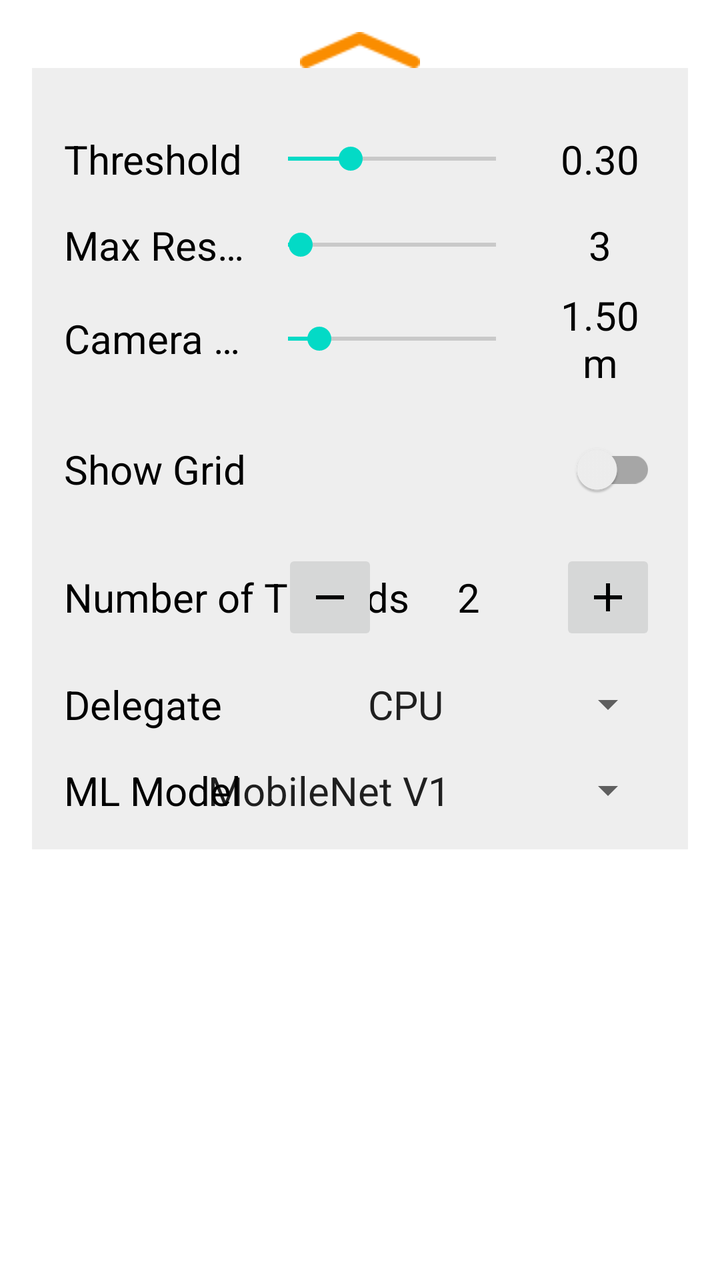
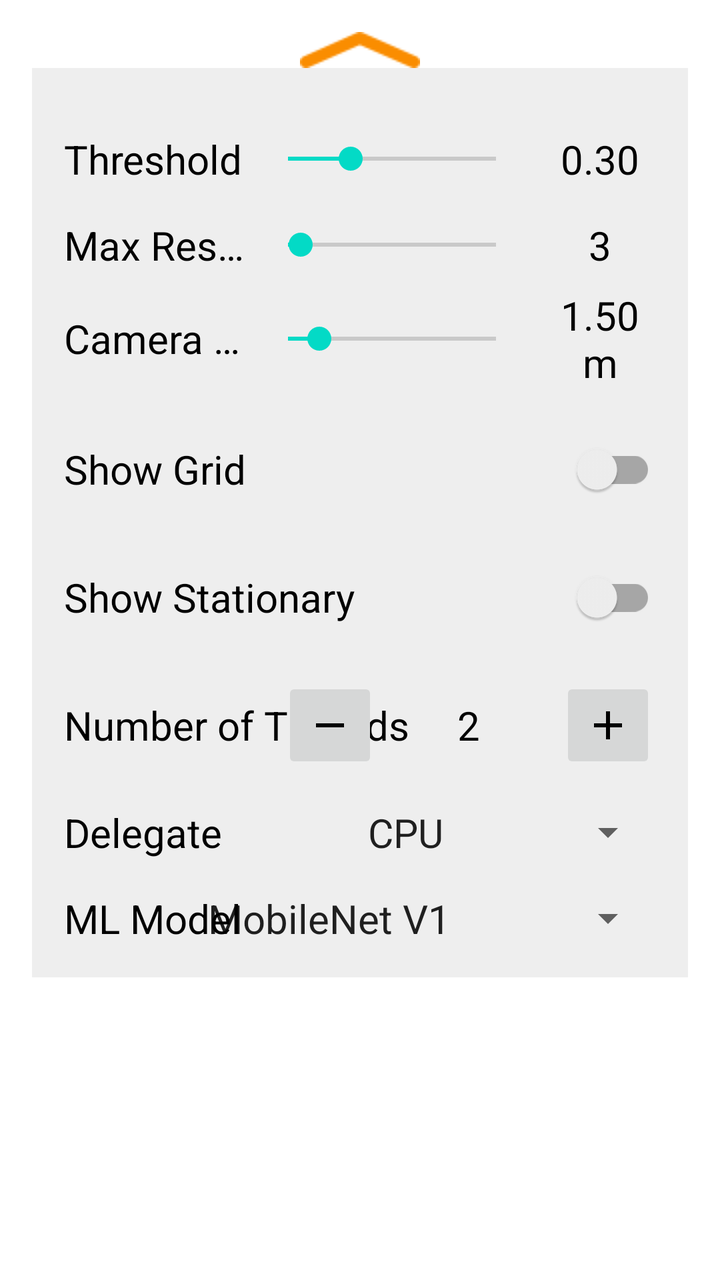

Two renders of the same Android screen: before a commit and after it. Below are the layout's source before the change and the commit's diff.
<!-- AndroidManifest.xml: fallback theme Theme.MaterialComponents.DayNight.NoActionBar -->
<!-- res/layout/info_bottom_sheet.xml -->
<androidx.core.widget.NestedScrollView xmlns:android="http://schemas.android.com/apk/res/android"
    xmlns:app="http://schemas.android.com/apk/res-auto"
    android:id="@+id/bottom_sheet_layout"
    android:layout_width="match_parent"
    android:layout_gravity="center_horizontal"
    android:background="@android:color/transparent"
    android:gravity="center_horizontal"
    android:orientation="vertical"
    android:padding="@dimen/bottom_sheet_padding"
    android:layout_height="wrap_content"
    app:behavior_hideable="false"
    app:behavior_peekHeight="30dp"
    app:layout_behavior="com.google.android.material.bottomsheet.BottomSheetBehavior">

    <androidx.appcompat.widget.LinearLayoutCompat
        android:orientation="vertical"
        android:layout_width="match_parent"
        android:layout_height="match_parent">

        
        <RelativeLayout
            android:layout_height="wrap_content"
            android:layout_width="match_parent"
            android:background="@android:color/transparent">
            <ImageView
                android:layout_width="wrap_content"
                android:layout_height="wrap_content"
                android:layout_centerHorizontal="true"
                android:layout_centerVertical="true"
                android:src="@drawable/icn_chevron_up"
                android:contentDescription="@string/alt_bottom_sheet_chevron" />
        </RelativeLayout>

        
        <androidx.appcompat.widget.LinearLayoutCompat
            android:layout_width="match_parent"
            android:layout_height="wrap_content"
            android:orientation="vertical"
            android:background="@color/bottom_sheet_background"
            android:padding="@dimen/bottom_sheet_padding">

        
        <LinearLayout
            android:layout_width="match_parent"
            android:layout_height="wrap_content"
            android:layout_marginTop="@dimen/bottom_sheet_default_row_margin"
            android:orientation="horizontal"
            android:gravity="center_vertical">

            <TextView
                android:id="@+id/threshold_label"
                android:layout_width="96dp"
                android:layout_height="wrap_content"
                android:maxLines="1"
                android:ellipsize="end"
                android:text="@string/label_confidence_threshold"
                android:textColor="@color/bottom_sheet_text_color"
                android:textSize="@dimen/bottom_sheet_text_size" />

            <SeekBar
                android:id="@+id/threshold_seek"
                android:layout_width="0dp"
                android:layout_height="wrap_content"
                android:layout_weight="1"
                android:max="100"
                android:progress="30"
                android:splitTrack="false" />

            <TextView
                android:id="@+id/threshold_value"
                android:layout_width="56dp"
                android:layout_height="wrap_content"
                android:layout_marginStart="8dp"
                android:gravity="center"
                android:text="0.30"
                android:textColor="@color/bottom_sheet_text_color"
                android:textSize="@dimen/bottom_sheet_text_size" />

        </LinearLayout>

        
        <LinearLayout
            android:layout_width="match_parent"
            android:layout_height="wrap_content"
            android:layout_marginTop="@dimen/bottom_sheet_default_row_margin"
            android:orientation="horizontal"
            android:gravity="center_vertical">

            <TextView
                android:id="@+id/max_results_label"
                android:layout_width="96dp"
                android:layout_height="wrap_content"
                android:maxLines="1"
                android:ellipsize="end"
                android:text="@string/label_max_results"
                android:textColor="@color/bottom_sheet_text_color"
                android:textSize="@dimen/bottom_sheet_text_size" />

            <SeekBar
                android:id="@+id/max_results_seek"
                android:layout_width="0dp"
                android:layout_height="wrap_content"
                android:layout_weight="1"
                android:max="50"
                android:progress="3"
                android:splitTrack="false" />

            <TextView
                android:id="@+id/max_results_value"
                android:layout_width="56dp"
                android:layout_height="wrap_content"
                android:layout_marginStart="8dp"
                android:gravity="center"
                android:text="3"
                android:textColor="@color/bottom_sheet_text_color"
                android:textSize="@dimen/bottom_sheet_text_size" />

        </LinearLayout>

        
        <LinearLayout
            android:layout_width="match_parent"
            android:layout_height="wrap_content"
            android:layout_marginTop="@dimen/bottom_sheet_small_row_margin"
            android:orientation="horizontal"
            android:gravity="center_vertical">

            <TextView
                android:id="@+id/camera_height_label"
                android:layout_width="96dp"
                android:layout_height="wrap_content"
                android:maxLines="1"
                android:ellipsize="end"
                android:text="Camera Height"
                android:textColor="@color/bottom_sheet_text_color"
                android:textSize="@dimen/bottom_sheet_text_size" />

            <SeekBar
                android:id="@+id/camera_height_seek"
                android:layout_width="0dp"
                android:layout_height="wrap_content"
                android:layout_weight="1"
                android:max="1000"
                android:progress="150"
                android:splitTrack="false" />

            <TextView
                android:id="@+id/camera_height_value"
                android:layout_width="56dp"
                android:layout_height="wrap_content"
                android:layout_marginStart="8dp"
                android:gravity="center"
                android:text="1.50m"
                android:textColor="@color/bottom_sheet_text_color"
                android:textSize="@dimen/bottom_sheet_text_size" />

        </LinearLayout>

        
        <RelativeLayout
            android:layout_width="match_parent"
            android:layout_height="wrap_content"
            android:layout_marginTop="@dimen/bottom_sheet_default_row_margin">

            <TextView
                android:text="Show Grid"
                android:layout_width="wrap_content"
                android:layout_height="wrap_content"
                android:layout_centerVertical="true"
                android:textSize="@dimen/bottom_sheet_text_size"
                android:textColor="@color/bottom_sheet_text_color" />

            <androidx.appcompat.widget.SwitchCompat
                android:id="@+id/grid_toggle"
                android:layout_width="wrap_content"
                android:layout_height="wrap_content"
                android:layout_alignParentRight="true"
                android:layout_centerVertical="true"
                android:checked="false" />

        </RelativeLayout>

        
        <RelativeLayout
            android:layout_width="match_parent"
            android:layout_height="wrap_content"
            android:layout_marginTop="@dimen/bottom_sheet_default_row_margin"
            android:gravity="center"
            android:orientation="horizontal">

            <TextView
                android:layout_width="wrap_content"
                android:layout_height="wrap_content"
                android:text="@string/label_threads"
                android:layout_centerVertical="true"
                android:textSize="@dimen/bottom_sheet_text_size"
                android:textColor="@color/bottom_sheet_text_color" />
            <LinearLayout
                android:layout_width="wrap_content"
                android:layout_height="wrap_content"
                android:layout_alignParentRight="true"
                android:gravity="center_vertical"
                android:orientation="horizontal"
                >

                <androidx.appcompat.widget.AppCompatImageButton
                    android:id="@+id/threads_minus"
                    android:layout_width="@dimen/bottom_sheet_control_btn_size"
                    android:layout_height="@dimen/bottom_sheet_control_btn_size"
                    android:contentDescription="@string/alt_bottom_sheet_thread_button_minus"
                    android:src="@drawable/ic_minus" />

                <TextView
                    android:id="@+id/threads_value"
                    android:layout_width="wrap_content"
                    android:layout_height="wrap_content"
                    android:layout_marginLeft="@dimen/bottom_sheet_control_text_side_margin"
                    android:layout_marginRight="@dimen/bottom_sheet_control_text_side_margin"
                    android:gravity="center"
                    android:minEms="@integer/bottom_sheet_control_text_min_ems"
                    android:text="2"
                    android:textColor="@color/bottom_sheet_text_color"
                    android:textSize="@dimen/bottom_sheet_text_size" />

                <androidx.appcompat.widget.AppCompatImageButton
                    android:id="@+id/threads_plus"
                    android:layout_width="@dimen/bottom_sheet_control_btn_size"
                    android:layout_height="@dimen/bottom_sheet_control_btn_size"
                    android:contentDescription="@string/alt_bottom_sheet_thread_button_plus"
                    android:src="@drawable/ic_plus"  />
            </LinearLayout>
        </RelativeLayout>

        
        <RelativeLayout
            android:layout_width="match_parent"
            android:layout_height="wrap_content"
            android:layout_marginTop="@dimen/bottom_sheet_default_row_margin">

            <TextView
                android:text="@string/label_delegate"
                android:layout_width="wrap_content"
                android:layout_height="wrap_content"
                android:textSize="@dimen/bottom_sheet_text_size"
                android:textColor="@color/bottom_sheet_text_color" />

            <androidx.appcompat.widget.AppCompatSpinner
                android:id="@+id/spinner_delegate"
                android:layout_width="wrap_content"
                android:layout_height="wrap_content"
                android:minWidth="@dimen/bottom_sheet_spinner_delegate_min_width"

                android:spinnerMode="dropdown"
                android:theme="@style/BottomSheetSpinnerItemStyle"
                android:layout_alignParentRight="true"
                android:entries="@array/delegate_spinner_titles"/>

        </RelativeLayout>

        
        <RelativeLayout
            android:layout_width="match_parent"
            android:layout_height="wrap_content"
            android:layout_marginTop="@dimen/bottom_sheet_default_row_margin">

            <TextView
                android:text="@string/label_models"
                android:layout_width="wrap_content"
                android:layout_height="wrap_content"
                android:textSize="@dimen/bottom_sheet_text_size"
                android:textColor="@color/bottom_sheet_text_color" />

            <androidx.appcompat.widget.AppCompatSpinner
                android:id="@+id/spinner_model"
                android:layout_width="wrap_content"
                android:layout_height="wrap_content"
                android:minWidth="@dimen/bottom_sheet_spinner_model_min_width"
                android:spinnerMode="dropdown"
                android:theme="@style/BottomSheetSpinnerItemStyle"
                android:layout_alignParentRight="true"
                android:entries="@array/models_spinner_titles"/>

        </RelativeLayout>

        </androidx.appcompat.widget.LinearLayoutCompat>
    </androidx.appcompat.widget.LinearLayoutCompat>
</androidx.core.widget.NestedScrollView>
<!-- resources referenced by this layout -->
<resources>
  <string-array name="delegate_spinner_titles">
          <item>CPU</item>
          <item>GPU</item>
          <item>NNAPI</item>
      </string-array>
  <string-array name="models_spinner_titles">
          <item>MobileNet V1</item>
          <item>EfficientDet Lite0</item>
          <item>EfficientDet Lite1</item>
          <item>EfficientDet Lite2</item>
          <item>Yolo v11</item>
      </string-array>
  <color name="bottom_sheet_background">#EEEEEE</color>
  <color name="bottom_sheet_text_color">@android:color/black</color>
  <dimen name="bottom_sheet_control_btn_size">48dp</dimen>
  <dimen name="bottom_sheet_control_text_side_margin">10dp</dimen>
  <dimen name="bottom_sheet_default_row_margin">16dp</dimen>
  <dimen name="bottom_sheet_padding">16dp</dimen>
  <dimen name="bottom_sheet_small_row_margin">8dp</dimen>
  <dimen name="bottom_sheet_spinner_delegate_min_width">160dp</dimen>
  <dimen name="bottom_sheet_spinner_model_min_width">240dp</dimen>
  <dimen name="bottom_sheet_text_size">20sp</dimen>
  <!-- drawable ic_minus (drawable) -->
  <vector xmlns:android="http://schemas.android.com/apk/res/android"
      android:width="24dp"
      android:height="24dp"
      android:viewportWidth="24"
      android:viewportHeight="24">
    <path
        android:fillColor="#FF000000"
        android:pathData="M19,13H5v-2h14v2z"/>
  </vector>
  <!-- drawable ic_plus (drawable) -->
  <vector xmlns:android="http://schemas.android.com/apk/res/android"
      android:width="24dp"
      android:height="24dp"
      android:viewportWidth="24"
      android:viewportHeight="24">
    <path
        android:fillColor="#FF000000"
        android:pathData="M19,13h-6v6h-2v-6H5v-2h6V5h2v6h6v2z"/>
  </vector>
  <!-- drawable icn_chevron_up: png bitmap (drawable, 596 bytes) -->
  <integer name="bottom_sheet_control_text_min_ems">3</integer>
  <string name="alt_bottom_sheet_chevron">Bottom sheet expandable indicator</string>
  <string name="alt_bottom_sheet_thread_button_minus">Decrease the number of threads used</string>
  <string name="alt_bottom_sheet_thread_button_plus">Increase the number of threads used</string>
  <string name="label_confidence_threshold">Threshold</string>
  <string name="label_delegate">Delegate</string>
  <string name="label_max_results">Max Results</string>
  <string name="label_models">ML Model</string>
  <string name="label_threads">Number of Threads</string>
  <style name="BottomSheetSpinnerItemStyle" parent="Widget.AppCompat.Light.DropDownItem.Spinner">
          <item name="android:textSize">@dimen/bottom_sheet_text_size</item>
      </style>
</resources>

<!-- the commit's change to res/layout/info_bottom_sheet.xml (unified diff, before → after) -->
@@ -184,6 +184,30 @@
         <RelativeLayout
             android:layout_width="match_parent"
             android:layout_height="wrap_content"
+            android:layout_marginTop="@dimen/bottom_sheet_default_row_margin">
+
+            <TextView
+                android:text="Show Stationary"
+                android:layout_width="wrap_content"
+                android:layout_height="wrap_content"
+                android:layout_centerVertical="true"
+                android:textSize="@dimen/bottom_sheet_text_size"
+                android:textColor="@color/bottom_sheet_text_color" />
+
+            <androidx.appcompat.widget.SwitchCompat
+                android:id="@+id/stationary_toggle"
+                android:layout_width="wrap_content"
+                android:layout_height="wrap_content"
+                android:layout_alignParentRight="true"
+                android:layout_centerVertical="true"
+                android:checked="false" />
+
+        </RelativeLayout>
+
+        
+        <RelativeLayout
+            android:layout_width="match_parent"
+            android:layout_height="wrap_content"
             android:layout_marginTop="@dimen/bottom_sheet_default_row_margin"
             android:gravity="center"
             android:orientation="horizontal">
